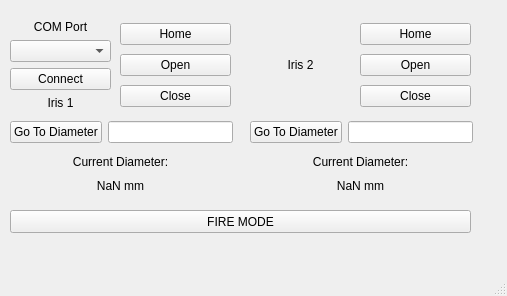
Qt form devices/Iris/irisUI.ui (nfbeier/15tw-smartsystem) before a commit.
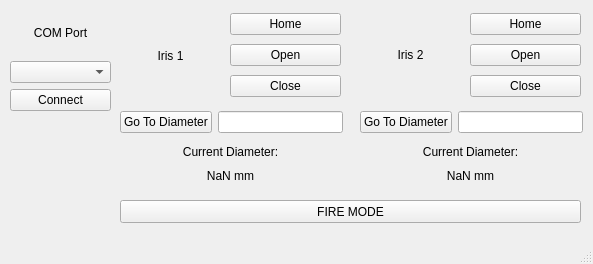
The same form after that commit.

Commit message: add ability to name irises, additional error handling

```diff
--- a/devices/Iris/irisUI.ui
+++ b/devices/Iris/irisUI.ui
@@ -6,8 +6,8 @@
    <rect>
     <x>0</x>
     <y>0</y>
-    <width>507</width>
-    <height>296</height>
+    <width>593</width>
+    <height>264</height>
    </rect>
   </property>
   <property name="windowTitle">
@@ -17,8 +17,8 @@
    <widget class="QWidget" name="IrisWidget" native="true">
     <property name="geometry">
      <rect>
-      <x>0</x>
-      <y>0</y>
+      <x>110</x>
+      <y>-10</y>
       <width>241</width>
       <height>201</height>
      </rect>
@@ -88,48 +88,6 @@
       </item>
      </layout>
     </widget>
-    <widget class="QWidget" name="layoutWidget">
-     <property name="geometry">
-      <rect>
-       <x>10</x>
-       <y>19</y>
-       <width>101</width>
-       <height>91</height>
-      </rect>
-     </property>
-     <layout class="QVBoxLayout" name="verticalLayout">
-      <item>
-       <widget class="QLabel" name="ComPortLabel">
-        <property name="text">
-         <string>COM Port</string>
-        </property>
-        <property name="alignment">
-         <set>Qt::AlignCenter</set>
-        </property>
-       </widget>
-      </item>
-      <item>
-       <widget class="QComboBox" name="ComPortSelectBox"/>
-      </item>
-      <item>
-       <widget class="QPushButton" name="comPortConnectButton">
-        <property name="text">
-         <string>Connect</string>
-        </property>
-       </widget>
-      </item>
-      <item>
-       <widget class="QLabel" name="iris1">
-        <property name="text">
-         <string>Iris 1</string>
-        </property>
-        <property name="alignment">
-         <set>Qt::AlignCenter</set>
-        </property>
-       </widget>
-      </item>
-     </layout>
-    </widget>
     <widget class="QWidget" name="layoutWidget">
      <property name="geometry">
       <rect>
@@ -156,12 +114,34 @@
       </item>
      </layout>
     </widget>
+    <widget class="QWidget" name="layoutWidget_6">
+     <property name="geometry">
+      <rect>
+       <x>10</x>
+       <y>20</y>
+       <width>101</width>
+       <height>91</height>
+      </rect>
+     </property>
+     <layout class="QVBoxLayout" name="verticalLayout_7">
+      <item>
+       <widget class="QLabel" name="iris1label">
+        <property name="text">
+         <string>Iris 1</string>
+        </property>
+        <property name="alignment">
+         <set>Qt::AlignCenter</set>
+        </property>
+       </widget>
+      </item>
+     </layout>
+    </widget>
    </widget>
    <widget class="QWidget" name="IrisWidget_2" native="true">
     <property name="geometry">
      <rect>
-      <x>240</x>
-      <y>0</y>
+      <x>350</x>
+      <y>-10</y>
       <width>241</width>
       <height>201</height>
      </rect>
@@ -283,8 +263,8 @@
    <widget class="QPushButton" name="fireButton">
     <property name="geometry">
      <rect>
-      <x>10</x>
-      <y>210</y>
+      <x>120</x>
+      <y>200</y>
       <width>461</width>
       <height>23</height>
      </rect>
@@ -293,6 +273,38 @@
      <string>FIRE MODE</string>
     </property>
    </widget>
+   <widget class="QWidget" name="layoutWidget">
+    <property name="geometry">
+     <rect>
+      <x>10</x>
+      <y>10</y>
+      <width>101</width>
+      <height>101</height>
+     </rect>
+    </property>
+    <layout class="QVBoxLayout" name="verticalLayout">
+     <item>
+      <widget class="QLabel" name="ComPortLabel">
+       <property name="text">
+        <string>COM Port</string>
+       </property>
+       <property name="alignment">
+        <set>Qt::AlignCenter</set>
+       </property>
+      </widget>
+     </item>
+     <item>
+      <widget class="QComboBox" name="ComPortSelectBox"/>
+     </item>
+     <item>
+      <widget class="QPushButton" name="comPortConnectButton">
+       <property name="text">
+        <string>Connect</string>
+       </property>
+      </widget>
+     </item>
+    </layout>
+   </widget>
   </widget>
   <widget class="QMenuBar" name="menubar">
    <property name="geometry">
```
Left out of the diff: 2 changed lines with no effect on the pictures. The commit also changes 2 other files.
